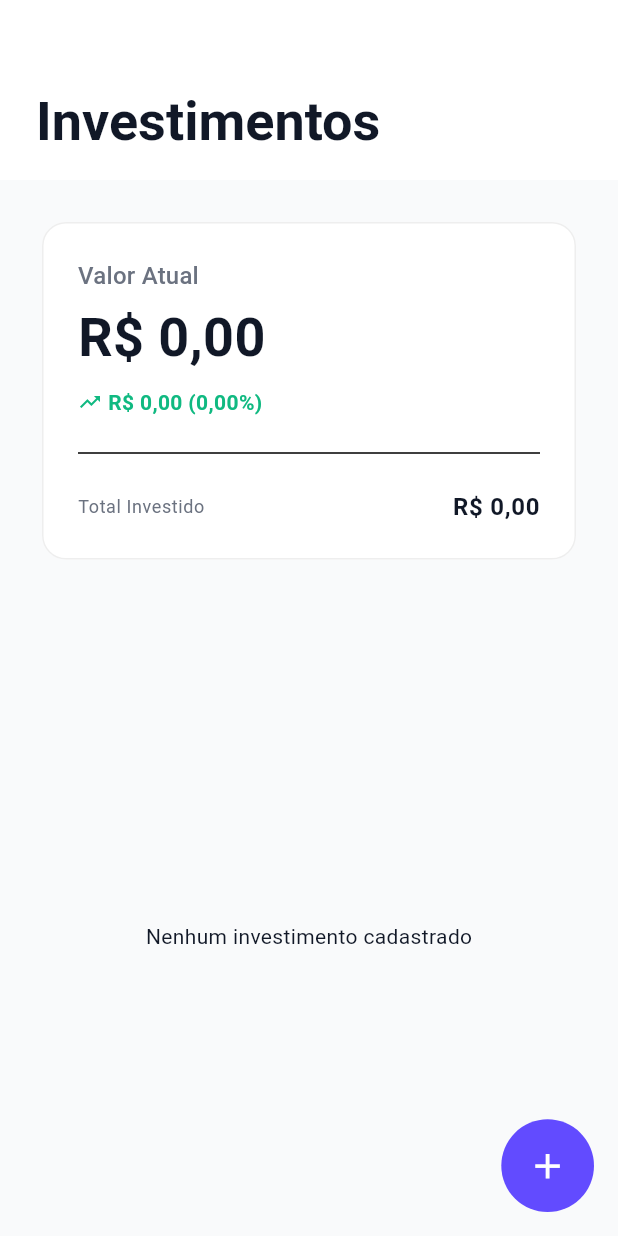
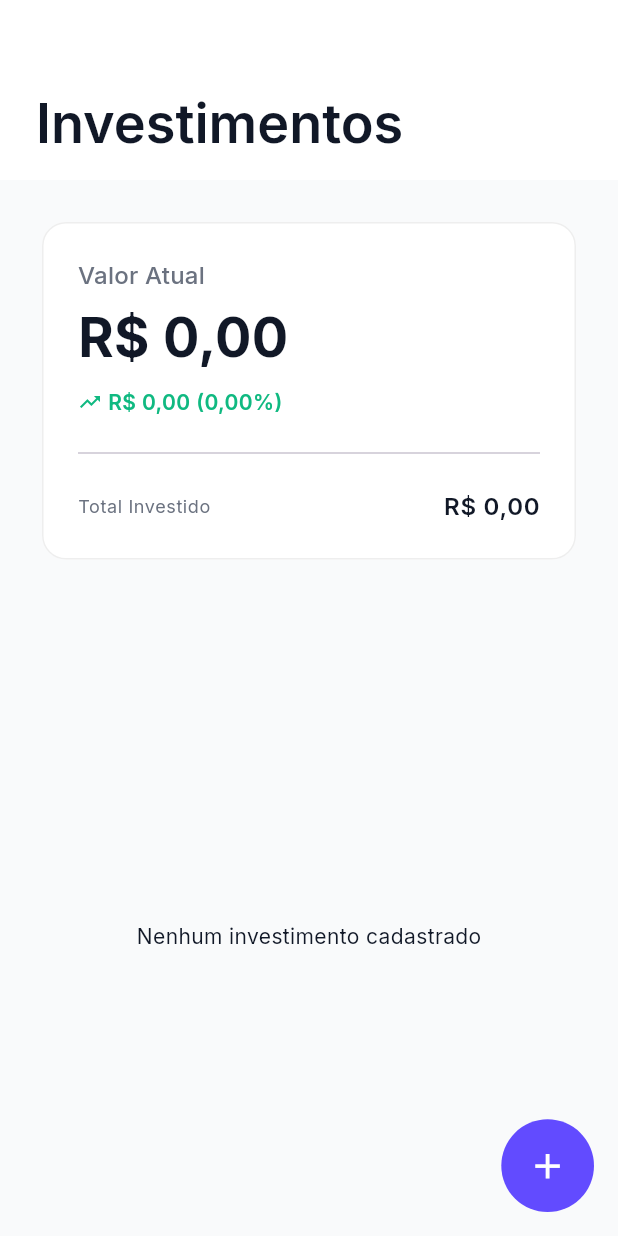
Before and after one commit to Arthurlima544/awesome-financial-control, a Flutter app: the InvestmentsScreen screen opened by its route, on a phone screen of 412 x 824 dp. Run offline on Flutter 3.47's test engine with Material 3 defaults, Android fonts, the phone set to English and light mode, and no system bars; our stand-ins replace dio, equatable, file_picker, fl_chart, flutter_bloc, get_it and 7 more; network calls fail; statements that could not run were skipped.

Commit message:
(US-33) @Arthurlima544 feat: define brand color system and typography scale with Inter font

```diff
--- a/mobile/lib/utils/config/app_colors.dart
+++ b/mobile/lib/utils/config/app_colors.dart
@@ -1,22 +1,28 @@
 import 'package:flutter/material.dart';
 
 abstract final class AppColors {
-  // Brand
+  // Brand - Emerald
   static const Color primary = Color(0xFF10B981);
+  static const Color primary50 = Color(0xFFECFDF5);
+  static const Color primary100 = Color(0xFFD1FAE5);
+  static const Color primary200 = Color(0xFFA7F3D0);
+  static const Color primary300 = Color(0xFF6EE7B7);
+  static const Color primary400 = Color(0xFF34D399);
+  static const Color primary500 = Color(0xFF10B981);
+  static const Color primary600 = Color(0xFF059669);
+  static const Color primary700 = Color(0xFF047857);
+  static const Color primary800 = Color(0xFF065F46);
+  static const Color primary900 = Color(0xFF064E3B);
+
   static const Color onPrimary = Color(0xFFFFFFFF);
-  static const Color primaryContainer = Color(0xFFD1FAE5);
-  static const Color onPrimaryContainer = Color(0xFF065F46);
 
-  // Secondary
+  // Secondary - Indigo
   static const Color secondary = Color(0xFF6366F1);
   static const Color onSecondary = Color(0xFFFFFFFF);
 
-  // Surface
+  // Surface & Background
   static const Color surface = Color(0xFFFFFFFF);
   static const Color onSurface = Color(0xFF111827);
-  static const Color surfaceVariant = Color(0xFFF3F4F6);
-
-  // Background
   static const Color background = Color(0xFFF9FAFB);
   static const Color onBackground = Color(0xFF111827);
 
@@ -28,14 +34,20 @@ abstract final class AppColors {
   static const Color info = Color(0xFF3B82F6);
 
   // Neutral
+  static const Color neutral50 = Color(0xFFF9FAFB);
   static const Color neutral100 = Color(0xFFF3F4F6);
+  static const Color neutral200 = Color(0xFFE5E7EB);
   static const Color neutral300 = Color(0xFFD1D5DB);
+  static const Color neutral400 = Color(0xFF9CA3AF);
   static const Color neutral500 = Color(0xFF6B7280);
+  static const Color neutral600 = Color(0xFF4B5563);
   static const Color neutral700 = Color(0xFF374151);
+  static const Color neutral800 = Color(0xFF1F2937);
   static const Color neutral900 = Color(0xFF111827);
 
-  // Dark theme surfaces
-  static const Color surfaceDark = Color(0xFF1F2937);
+  // Dark Theme
+  static const Color surfaceDark = Color(0xFF111827);
   static const Color onSurfaceDark = Color(0xFFF9FAFB);
-  static const Color backgroundDark = Color(0xFF111827);
+  static const Color backgroundDark = Color(0xFF0B0F1A);
+  static const Color onBackgroundDark = Color(0xFFF9FAFB);
 }
--- a/mobile/lib/utils/config/app_text_styles.dart
+++ b/mobile/lib/utils/config/app_text_styles.dart
@@ -1,66 +1,58 @@
 import 'package:flutter/material.dart';
+import 'package:google_fonts/google_fonts.dart';
 import 'app_colors.dart';
 
 abstract final class AppTextStyles {
-  static const String _fontFamily = 'Roboto';
+  static final TextStyle _base = GoogleFonts.inter();
 
   // Display
-  static const TextStyle displayLarge = TextStyle(
-    fontFamily: _fontFamily,
+  static final TextStyle displayLarge = _base.copyWith(
     fontSize: 57,
     fontWeight: FontWeight.w400,
     letterSpacing: -0.25,
     color: AppColors.onBackground,
   );
-  static const TextStyle displayMedium = TextStyle(
-    fontFamily: _fontFamily,
+  static final TextStyle displayMedium = _base.copyWith(
     fontSize: 45,
     fontWeight: FontWeight.w400,
     color: AppColors.onBackground,
   );
-  static const TextStyle displaySmall = TextStyle(
-    fontFamily: _fontFamily,
+  static final TextStyle displaySmall = _base.copyWith(
     fontSize: 36,
     fontWeight: FontWeight.w400,
     color: AppColors.onBackground,
   );
 
   // Headline
-  static const TextStyle headlineLarge = TextStyle(
-    fontFamily: _fontFamily,
+  static final TextStyle headlineLarge = _base.copyWith(
     fontSize: 32,
     fontWeight: FontWeight.w600,
     color: AppColors.onBackground,
   );
-  static const TextStyle headlineMedium = TextStyle(
-    fontFamily: _fontFamily,
+  static final TextStyle headlineMedium = _base.copyWith(
     fontSize: 28,
     fontWeight: FontWeight.w600,
     color: AppColors.onBackground,
   );
-  static const TextStyle headlineSmall = TextStyle(
-    fontFamily: _fontFamily,
+  static final TextStyle headlineSmall = _base.copyWith(
     fontSize: 24,
     fontWeight: FontWeight.w600,
     color: AppColors.onBackground,
   );
 
   // Title
-  static const TextStyle titleLarge = TextStyle(
-    fontFamily: _fontFamily,
+  static final TextStyle titleLarge = _base.copyWith(
     fontSize: 22,
     fontWeight: FontWeight.w500,
     color: AppColors.onBackground,
   );
-  static const TextStyle titleMedium = TextStyle(
-    fontFamily: _fontFamily,
+  static final TextStyle titleMedium = _base.copyWith(
     fontSize: 16,
     fontWeight: FontWeight.w500,
     letterSpacing: 0.15,
     color: AppColors.onBackground,
   );
-  static const TextStyle titleSmall = TextStyle(
-    fontFamily: _fontFamily,
+  static final TextStyle titleSmall = _base.copyWith(
     fontSize: 14,
     fontWeight: FontWeight.w500,
     letterSpacing: 0.1,
@@ -68,22 +60,19 @@ abstract final class AppTextStyles {
   );
 
   // Body
-  static const TextStyle bodyLarge = TextStyle(
-    fontFamily: _fontFamily,
+  static final TextStyle bodyLarge = _base.copyWith(
     fontSize: 16,
     fontWeight: FontWeight.w400,
     letterSpacing: 0.5,
     color: AppColors.onBackground,
   );
-  static const TextStyle bodyMedium = TextStyle(
-    fontFamily: _fontFamily,
+  static final TextStyle bodyMedium = _base.copyWith(
     fontSize: 14,
     fontWeight: FontWeight.w400,
     letterSpacing: 0.25,
     color: AppColors.onBackground,
   );
-  static const TextStyle bodySmall = TextStyle(
-    fontFamily: _fontFamily,
+  static final TextStyle bodySmall = _base.copyWith(
     fontSize: 12,
     fontWeight: FontWeight.w400,
     letterSpacing: 0.4,
@@ -91,22 +80,19 @@ abstract final class AppTextStyles {
   );
 
   // Label
-  static const TextStyle labelLarge = TextStyle(
-    fontFamily: _fontFamily,
+  static final TextStyle labelLarge = _base.copyWith(
     fontSize: 14,
     fontWeight: FontWeight.w500,
     letterSpacing: 0.1,
     color: AppColors.onBackground,
   );
-  static const TextStyle labelMedium = TextStyle(
-    fontFamily: _fontFamily,
+  static final TextStyle labelMedium = _base.copyWith(
     fontSize: 12,
     fontWeight: FontWeight.w500,
     letterSpacing: 0.5,
     color: AppColors.onBackground,
   );
-  static const TextStyle labelSmall = TextStyle(
-    fontFamily: _fontFamily,
+  static final TextStyle labelSmall = _base.copyWith(
     fontSize: 11,
     fontWeight: FontWeight.w500,
     letterSpacing: 0.5,
```
Also changed, not shown: mobile/lib/utils/config/app_theme.dart (+90 -15 lines), mobile/pubspec.yaml (+20 -0 lines), mobile/pubspec.lock.
